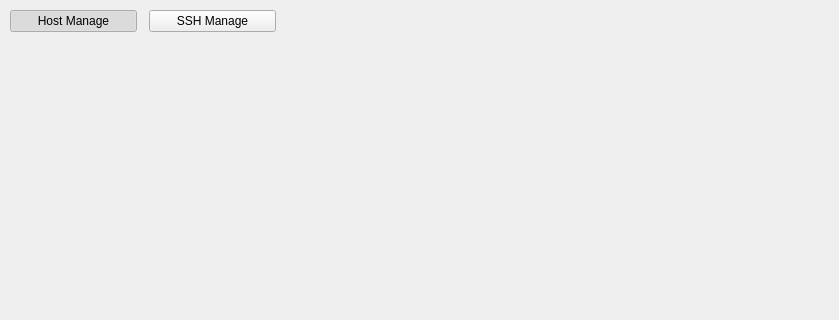
Old version of the form stacer/Pages/Helpers/helpers_page.ui in the repository oguzhaninan/Stacer; both pictures show x 0 to 839 and y 0 to 320 of the 839 by 590 pixel window.
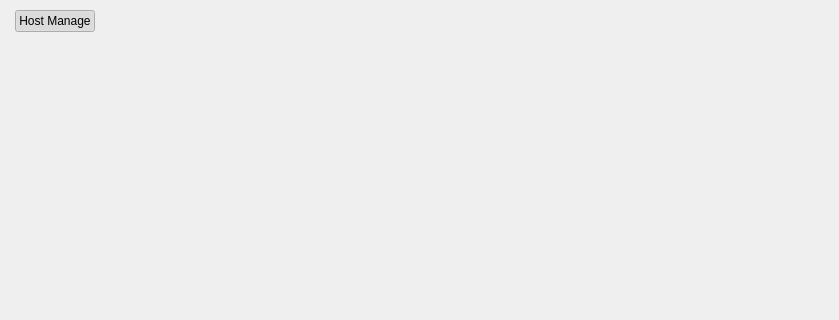
New version of the form.

Commit message: completed host manage page

```diff
--- a/stacer/Pages/Helpers/helpers_page.ui
+++ b/stacer/Pages/Helpers/helpers_page.ui
@@ -15,13 +15,13 @@
   </property>
   <layout class="QGridLayout" name="gridLayout">
    <property name="leftMargin">
-    <number>10</number>
+    <number>15</number>
    </property>
    <property name="topMargin">
     <number>10</number>
    </property>
    <property name="rightMargin">
-    <number>10</number>
+    <number>15</number>
    </property>
    <property name="bottomMargin">
     <number>10</number>
@@ -29,7 +29,10 @@
    <property name="spacing">
     <number>10</number>
    </property>
-   <item row="0" column="0">
+   <item row="2" column="0" colspan="3">
+    <widget class="QStackedWidget" name="stackedWidget"/>
+   </item>
+   <item row="0" column="0" colspan="3">
     <widget class="QWidget" name="nav" native="true">
      <layout class="QHBoxLayout" name="navLayout">
       <property name="spacing">
@@ -47,7 +50,7 @@
       <property name="bottomMargin">
        <number>0</number>
       </property>
-      <item>
+      <item alignment="Qt::AlignLeft">
        <widget class="QPushButton" name="btnHostManage">
         <property name="cursor">
          <cursorShape>PointingHandCursor</cursorShape>
@@ -70,28 +73,6 @@
        </widget>
       </item>
       <item>
-       <widget class="QPushButton" name="btnSshManage">
-        <property name="cursor">
-         <cursorShape>PointingHandCursor</cursorShape>
-        </property>
-        <property name="focusPolicy">
-         <enum>Qt::NoFocus</enum>
-        </property>
-        <property name="text">
-         <string>SSH Manage</string>
-        </property>
-        <property name="checkable">
-         <bool>true</bool>
-        </property>
-        <attribute name="buttonGroup">
-         <string notr="true">buttonGroup</string>
-        </attribute>
-       </widget>
-      </item>
-     </layout>
-    </widget>
-   </item>
-   <item row="0" column="1" colspan="2">
     <spacer name="horizontalSpacer">
      <property name="orientation">
       <enum>Qt::Horizontal</enum>
@@ -104,8 +85,8 @@
      </property>
     </spacer>
    </item>
-   <item row="2" column="0" colspan="3">
-    <widget class="QStackedWidget" name="stackedWidget"/>
+     </layout>
+    </widget>
    </item>
   </layout>
  </widget>
```
Lines whose indentation alone changed are shown as unchanged. The commit also changes 7 other files.
